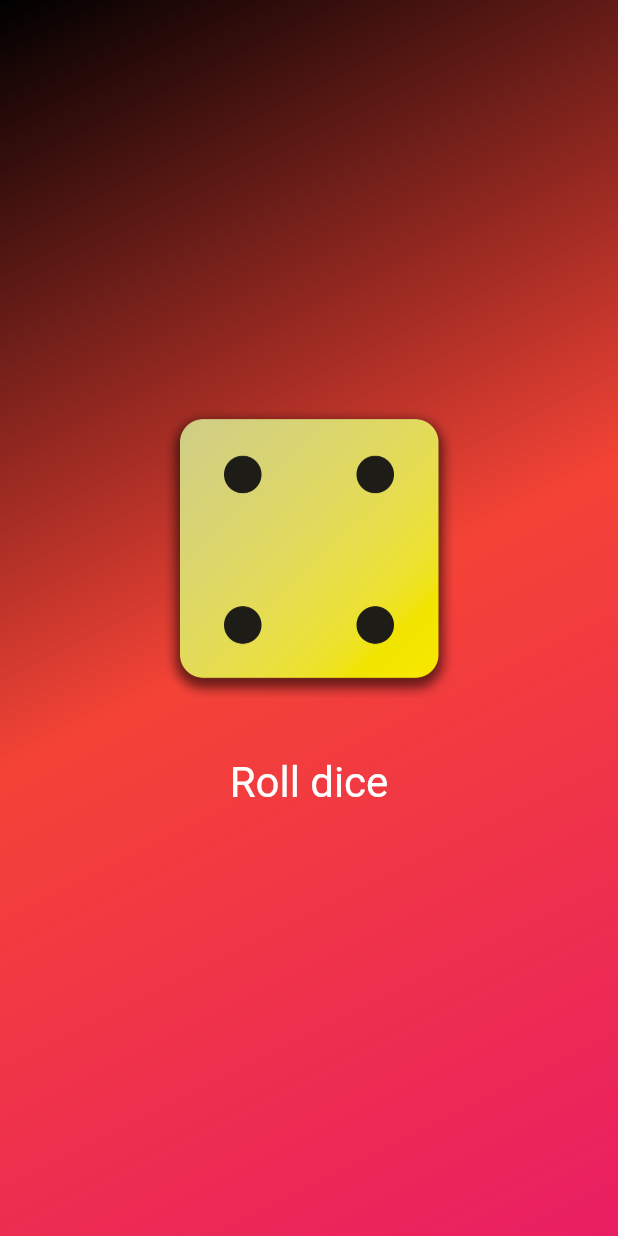
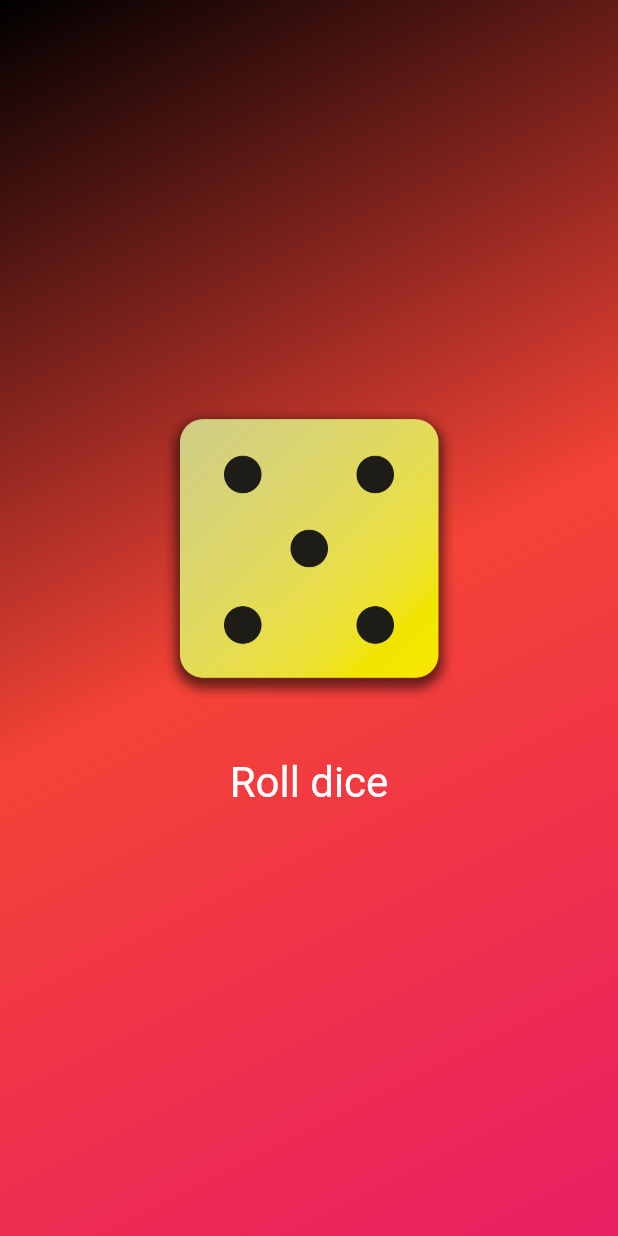
Before and after one commit to yashrawat99/flutter_basics, a Flutter app: the screen it shows after launch, after a tap on "Roll dice", on a phone screen of 412 x 824 dp. Run offline on Flutter 3.47's test engine with Material 3 defaults, Android fonts, the phone set to English and light mode, and no system bars.

```diff
--- a/lib/dice_roller.dart
+++ b/lib/dice_roller.dart
@@ -1,4 +1,8 @@
+import 'dart:math';
+
 import 'package:flutter/material.dart';
+
+final randomizer = Random();
 
 class DiceRoller extends StatefulWidget {
   const DiceRoller({super.key});
@@ -12,11 +16,11 @@ class DiceRoller extends StatefulWidget {
 
 class __DiceRollerState extends State<DiceRoller> {
   var activeDiceImage = "assets/imgs/dice-1.png";
-
   void rollDice() {
+    var roll = randomizer.nextInt(6) + 1;
     setState(() {
       //tells flutter to call build method again,
-      activeDiceImage = "assets/imgs/dice-4.png";
+      activeDiceImage = "assets/imgs/dice-$roll.png";
     });
   }
 
```
